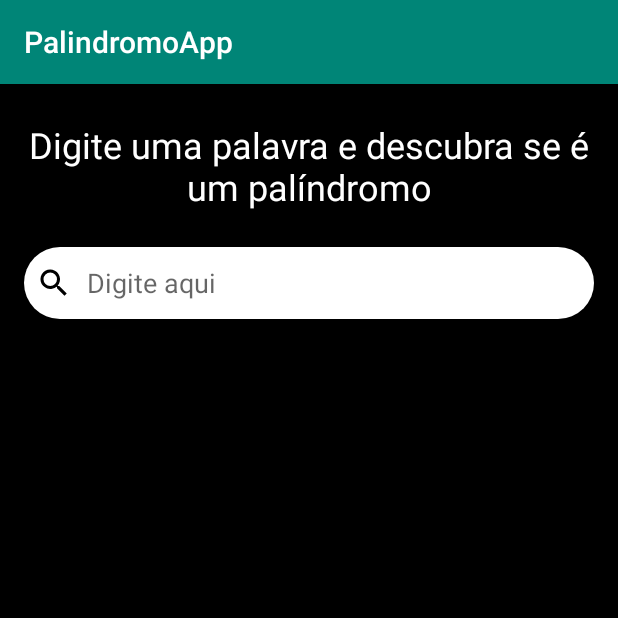
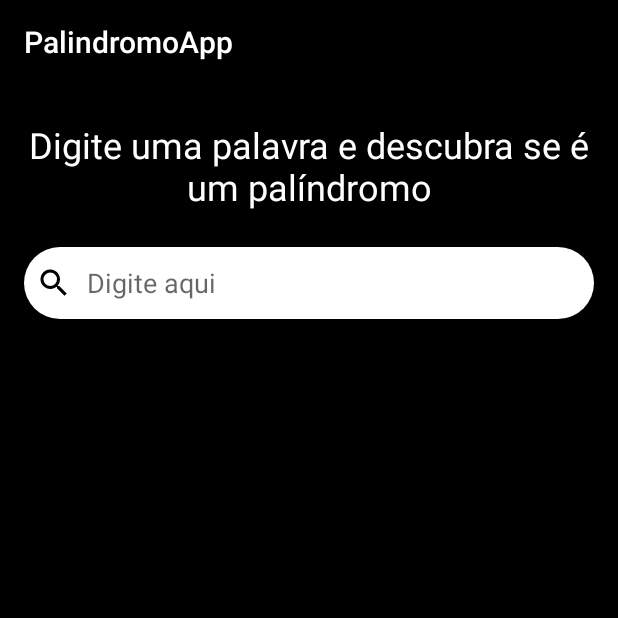
Before and after one commit to hppyft/palindromo, an Android app: the screen it shows after launch (HomeActivity), on a phone screen of 412 x 824 dp, the top half of it. Run offline under Robolectric (Android 15) with nearby library versions, the phone set to English and light mode, and no system bars; our stand-ins replace Room's generated code, data binding.

Commit message:
muda cores primarias do app

```diff
--- a/app/src/main/res/values/colors.xml
+++ b/app/src/main/res/values/colors.xml
@@ -1,8 +1,8 @@
 <?xml version="1.0" encoding="utf-8"?>
 <resources>
-    <color name="colorPrimary">#008577</color>
-    <color name="colorPrimaryDark">#00574B</color>
-    <color name="colorAccent">#D81B60</color>
+    <color name="colorPrimary">@color/black</color>
+    <color name="colorPrimaryDark">@color/black</color>
+    <color name="colorAccent">@color/white</color>
     <color name="black">#000000</color>
     <color name="white">#FFFFFF</color>
 </resources>
--- a/app/src/main/res/values/styles.xml
+++ b/app/src/main/res/values/styles.xml
@@ -1,23 +1,25 @@
 <resources>
 
-    <!-- Base application theme. -->
     <style name="AppTheme" parent="Theme.AppCompat.Light.DarkActionBar">
-        <!-- Customize your theme here. -->
         <item name="colorPrimary">@color/colorPrimary</item>
         <item name="colorPrimaryDark">@color/colorPrimaryDark</item>
         <item name="colorAccent">@color/colorAccent</item>
     </style>
 
+    <!--  https://material.io/design/typography/the-type-system.html#type-scale - Headline 5 -->
     <style name="Big">
         <item name="android:textSize">24sp</item>
+        <item name="android:fontFamily">sans-serif</item>
         <item name="android:letterSpacing">0</item>
         <item name="android:textStyle">normal</item>
         <item name="android:textColor">@color/white</item>
     </style>
 
+    <!--  https://material.io/design/typography/the-type-system.html#type-scale - Subtitle 1  -->
     <style name="Default">
         <item name="android:textSize">16sp</item>
         <item name="android:letterSpacing">0.15</item>
+        <item name="android:fontFamily">sans-serif</item>
         <item name="android:textStyle">normal</item>
         <item name="android:textColor">@color/white</item>
     </style>
```
